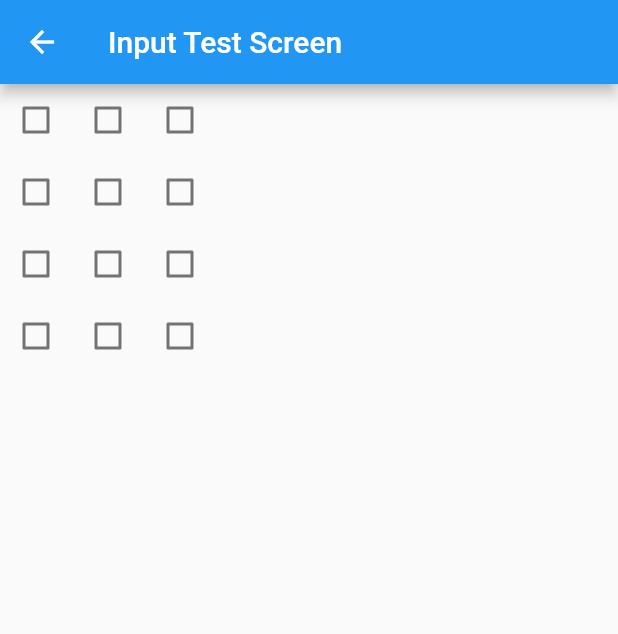
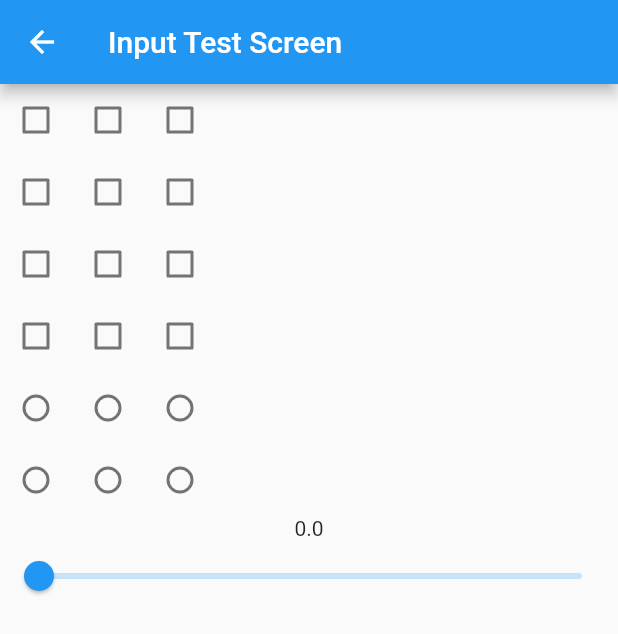
Before and after one commit to onlyone020608/202101175, a Flutter app: the InputTestScreen screen opened directly, on a phone screen of 412 x 824 dp. Shown: the top 634 px of the screen. Run offline on Flutter 3.47's test engine with Material 2 defaults, Android fonts, the phone set to English and light mode, and no system bars; missing offline and left inert: flutter_analog_clock.

```diff
--- a/lib/screens/input_test_screen.dart
+++ b/lib/screens/input_test_screen.dart
@@ -20,6 +20,9 @@ class _InputTestScreenState extends State<InputTestScreen> {
           CheckBoxTest(),
           CheckBoxTest(),
           CheckBoxTest(),
+          RadioButtonTest(),
+          RadioButtonTest(),
+          SliderTest(),
         ],
       ),
     );
@@ -62,3 +65,74 @@ class _CheckBoxTestState extends State<CheckBoxTest> {
     });
   }
 }
+
+enum TestValues {
+  R1,
+  R2,
+  R3,
+}
+
+class RadioButtonTest extends StatefulWidget {
+  const RadioButtonTest({super.key});
+
+  @override
+  State<RadioButtonTest> createState() => _RadioButtonTestState();
+}
+
+class _RadioButtonTestState extends State<RadioButtonTest> {
+  TestValues? selectedValue;
+
+  @override
+  Widget build(BuildContext context) {
+    return Row(
+      children: [
+        Radio<TestValues>(
+            value: TestValues.R1,
+            groupValue: selectedValue,
+            onChanged: (value) => setState(() {
+                  selectedValue = value;
+                })),
+        Radio<TestValues>(
+            value: TestValues.R2,
+            groupValue: selectedValue,
+            onChanged: (value) => setState(() {
+                  selectedValue = value;
+                })),
+        Radio<TestValues>(
+            value: TestValues.R3,
+            groupValue: selectedValue,
+            onChanged: (value) => setState(() {
+                  selectedValue = value;
+                })),
+      ],
+    );
+  }
+}
+
+class SliderTest extends StatefulWidget {
+  const SliderTest({super.key});
+
+  @override
+  State<SliderTest> createState() => _SliderTestState();
+}
+
+class _SliderTestState extends State<SliderTest> {
+  double value = 0;
+
+  @override
+  Widget build(BuildContext context) {
+    return Column(
+      children: [
+        Text('$value'),
+        Slider(
+          value: value,
+          onChanged: (newValue) => setState(() => value = newValue),
+          label: value.round().toString(),
+          divisions: 100,
+          max: 100,
+          min: 0,
+        ),
+      ],
+    );
+  }
+}
--- a/lib/screens/nav_test_screen.dart
+++ b/lib/screens/nav_test_screen.dart
@@ -1,5 +1,6 @@
 import 'package:flutter/material.dart';
-import 'test_widget_screen.dart';
+import 'package:mobile_project/Screens/input_test_screen.dart';
+import 'package:mobile_project/Screens/test_widget_screen.dart';
 
 import '../main.dart';
 
@@ -22,12 +23,7 @@ class _NavTestScreenState extends State<NavTestScreen> {
           children: [
             TextButton(
               onPressed: () {
-                Navigator.push(
-                  context,
-                  MaterialPageRoute(
-                    builder: (context) => const HomeWidget(),
-                  ),
-                );
+                Navigator.popUntil(context, (route) => route.isFirst);
               },
               child: Text(
                 'Go To Home',
@@ -50,6 +46,20 @@ class _NavTestScreenState extends State<NavTestScreen> {
             ),
             TextButton(
               onPressed: () {
+                Navigator.push(
+                  context,
+                  MaterialPageRoute(
+                    builder: (context) => const InputTestScreen(),
+                  ),
+                );
+              },
+              child: Text(
+                'Go To Input Test',
+                style: TextStyle(fontSize: 26),
+              ),
+            ),
+            TextButton(
+              onPressed: () {
                 Navigator.pop(context);
               },
               child: Text(
```
